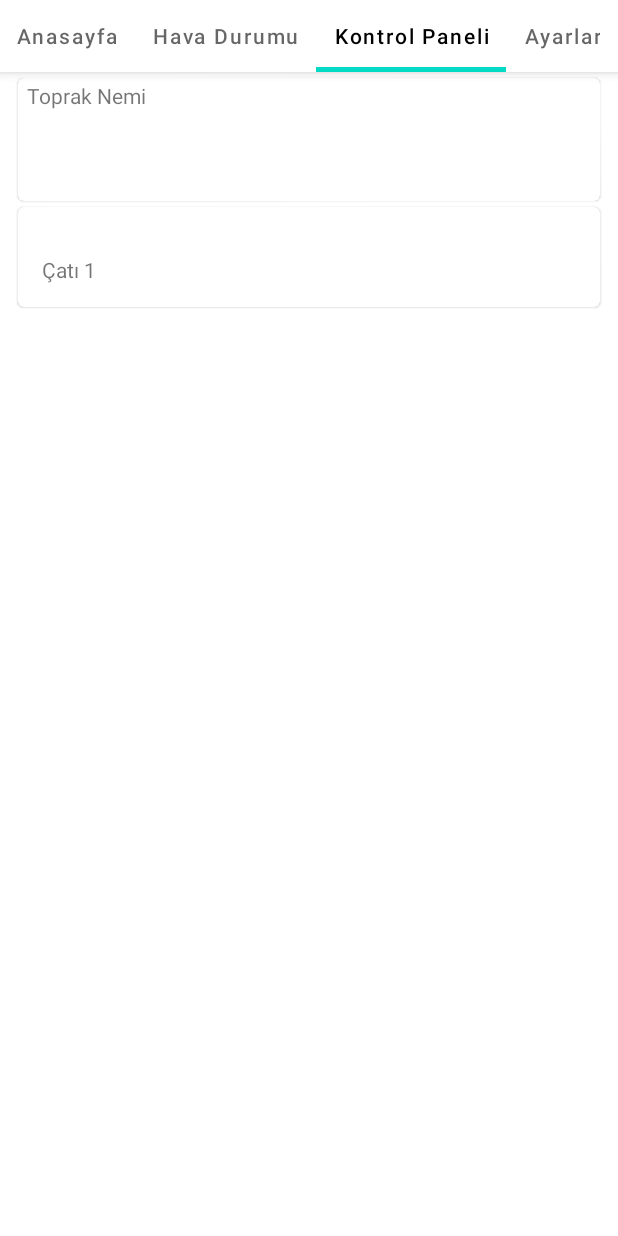
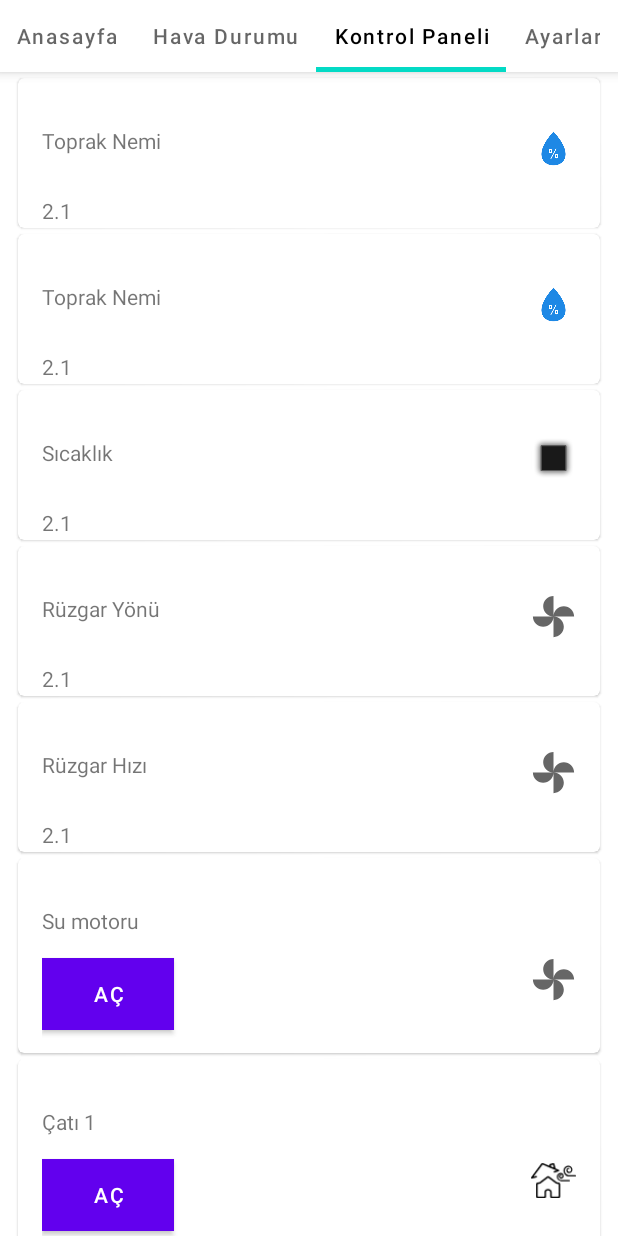
Before and after one commit to slngl/sera_otomasyonu_comuagro, an Android app: the DashboardBaseFragment screen opened through its navigation route, tab 3 chosen, on a phone screen of 412 x 824 dp. Run offline under Robolectric (Android 15) with nearby library versions, the phone set to English and light mode, and no system bars; our stand-ins replace Dagger/Hilt's generated code, data binding; pictures from the network do not load.

Commit message:
some static items added for control panel

```diff
--- a/app/src/main/java/com/agrocomu/seraotomasyonu/entity/ControlPanelAdapterItem.kt
+++ b/app/src/main/java/com/agrocomu/seraotomasyonu/entity/ControlPanelAdapterItem.kt
@@ -7,6 +7,7 @@ data class ControlPanelAdapterItem(
     val sendMessage: String? = null,
     val readMessage: String? = null,
     val amount: Double? = null, //for READ_DATA
+    val imageResource: Int? = null,
     val controlPanelAdapterItemType: ControlPanelAdapterItemType
 )
 
--- a/app/src/main/java/com/agrocomu/seraotomasyonu/ui/adapter/ControlPanelAdapter.kt
+++ b/app/src/main/java/com/agrocomu/seraotomasyonu/ui/adapter/ControlPanelAdapter.kt
@@ -70,6 +70,10 @@ class ControlPanelAdapter : RecyclerView.Adapter<RecyclerView.ViewHolder>() {
 class ContolPanelReadDataViewHolder(val binding: ItemControlPanelReadDataBinding) :
     RecyclerView.ViewHolder(binding.root) {
     fun bindTo(item: ControlPanelAdapterItem?) {
+        if (item?.imageResource != null) {
+            binding.imageView.setImageResource(item.imageResource)
+        }
+        binding.tvAmount.text = item?.amount.toString()
         binding.tvTitle.text = item?.title
     }
 }
@@ -78,6 +82,8 @@ class ControlPanelSendDataViewHolder(val binding: ItemControlPanelSendDataBindin
     RecyclerView.ViewHolder(binding.root) {
     fun bindTo(item: ControlPanelAdapterItem?) {
         binding.tvTitle.text = item?.title
-
+        if (item?.imageResource != null) {
+            binding.imageView.setImageResource(item.imageResource)
+        }
     }
 }
--- a/app/src/main/java/com/agrocomu/seraotomasyonu/ui/viewModel/MainBaseViewModel.kt
+++ b/app/src/main/java/com/agrocomu/seraotomasyonu/ui/viewModel/MainBaseViewModel.kt
@@ -45,9 +45,6 @@ class MainBaseViewModel @Inject constructor() : ViewModel() {
         val returnData = mutableListOf<ControlPanelAdapterItem>()
 
         //soil humiduty
-        BluetoothControl.btWrite("a")
-//        val msg1 = BluetoothControl.btRead()
-
         returnData.add(
             ControlPanelAdapterItem(
                 "Toprak Nemi",
@@ -56,12 +53,81 @@ class MainBaseViewModel @Inject constructor() : ViewModel() {
                 null,
                 "msg1",
                 2.1,
+                R.drawable.ic_humidity,
                 ControlPanelAdapterItemType.READ_DATA
             )
         )
 
+        //ambient humiduty
+        returnData.add(
+            ControlPanelAdapterItem(
+                "Toprak Nemi",
+                "Serada toprağın nem oranını gözterir, su ihtiyacı hakkında fikir verir.",
+                null,
+                null,
+                "msg1",
+                2.1,
+                R.drawable.ic_humidity,
+                ControlPanelAdapterItemType.READ_DATA
+            )
+        )
+
+        //temp
+        returnData.add(
+            ControlPanelAdapterItem(
+                "Sıcaklık",
+                "Sera sıcaklığını gösterir.",
+                null,
+                null,
+                "msg1",
+                2.1,
+                null,
+                ControlPanelAdapterItemType.READ_DATA
+            )
+        )
+
+        //wind rotate
+        returnData.add(
+            ControlPanelAdapterItem(
+                "Rüzgar Yönü",
+                "Rüzgar yönünü gösterir.",
+                null,
+                null,
+                "msg1",
+                2.1,
+                R.drawable.ic_baseline_toys_24,
+                ControlPanelAdapterItemType.READ_DATA
+            )
+        )
+        //wind speed
+        returnData.add(
+            ControlPanelAdapterItem(
+                "Rüzgar Hızı",
+                "Rüzgar hızını gösterir.",
+                null,
+                null,
+                "msg1",
+                2.1,
+                R.drawable.ic_baseline_toys_24,
+                ControlPanelAdapterItemType.READ_DATA
+            )
+        )
+        //water engine
+        returnData.add(
+            ControlPanelAdapterItem(
+                "Su motoru",
+                "Seranın sulama durumunu gösterir.",
+                "Açık",
+                null,
+                "msg1",
+                2.1,
+                R.drawable.ic_baseline_toys_24,
+                ControlPanelAdapterItemType.SEND_DATA
+            )
+        )
+
         //first roof
-        BluetoothControl.btWrite("v")
+//        BluetoothControl.btWrite("v")
         returnData.add(
             ControlPanelAdapterItem(
                 "Çatı 1",
@@ -70,6 +136,21 @@ class MainBaseViewModel @Inject constructor() : ViewModel() {
                 null,
                 "v",
                 null,
+                R.drawable.ic_broken_roof,
+                ControlPanelAdapterItemType.SEND_DATA
+            )
+        )
+
+        //second roof
+        returnData.add(
+            ControlPanelAdapterItem(
+                "Çatı 2",
+                "İki numaralı çatının havalandırma için açık veya olduğunu gösterir. Çatı durumunu buradan kontrol edebilirsiniz.",
+                "Açık",
+                null,
+                "v",
+                null,
+                R.drawable.ic_broken_roof,
                 ControlPanelAdapterItemType.SEND_DATA
             )
         )
--- a/app/src/main/res/layout/item_control_panel_read_data.xml
+++ b/app/src/main/res/layout/item_control_panel_read_data.xml
@@ -7,15 +7,15 @@
     android:layout_height="wrap_content"
     android:layout_marginStart="12dp"
     android:layout_marginTop="4dp"
+    app:cornerRadius="8dp"
     android:layout_marginEnd="12dp">
 
     <androidx.constraintlayout.widget.ConstraintLayout
         android:layout_width="match_parent"
-        android:layout_height="82dp"
-        android:nestedScrollingEnabled="true"
-        android:paddingStart="6dp"
-        android:paddingTop="2dp"
-        android:paddingEnd="6dp">
+        android:layout_height="wrap_content"
+        android:paddingStart="16dp"
+        android:paddingTop="32dp"
+        android:paddingEnd="16dp">
 
 
         <com.google.android.material.textview.MaterialTextView
@@ -24,6 +24,7 @@
             android:layout_height="wrap_content"
             android:ellipsize="end"
             android:maxLines="1"
+            app:layout_constraintEnd_toEndOf="parent"
             app:layout_constraintStart_toStartOf="parent"
             app:layout_constraintTop_toTopOf="parent"
             tools:text="Toprak Nemi" />
@@ -49,6 +50,17 @@
             tools:text="41.024"
             app:layout_constraintStart_toStartOf="@+id/tvDesc"
             app:layout_constraintTop_toBottomOf="@+id/tvDesc" />
+
+        <ImageView
+            android:id="@+id/imageView"
+            android:layout_width="30dp"
+            android:layout_height="30dp"
+            app:layout_constraintBottom_toBottomOf="parent"
+            app:layout_constraintEnd_toEndOf="parent"
+            app:layout_constraintTop_toTopOf="parent"
+            app:layout_constraintVertical_bias="0.0"
+            app:srcCompat="@android:drawable/alert_dark_frame" />
+
     </androidx.constraintlayout.widget.ConstraintLayout>
 </com.google.android.material.card.MaterialCardView>
 </layout>
--- a/app/src/main/res/layout/item_control_panel_send_data.xml
+++ b/app/src/main/res/layout/item_control_panel_send_data.xml
@@ -29,6 +29,16 @@
             app:layout_constraintTop_toTopOf="parent"
             tools:text="Team First" />
 
+        <com.google.android.material.button.MaterialButton
+            android:id="@+id/btChangeState"
+            android:layout_width="wrap_content"
+            android:layout_height="wrap_content"
+            android:text="AÇ"
+            android:background="@color/design_default_color_background"
+            app:layout_constraintBottom_toBottomOf="parent"
+            app:layout_constraintStart_toStartOf="parent"
+            app:layout_constraintTop_toBottomOf="@+id/tvTitle" />
+
 
         <View
             android:id="@+id/viewLine"
@@ -38,7 +48,17 @@
             app:layout_constraintBottom_toBottomOf="parent"
             app:layout_constraintEnd_toEndOf="parent"
             app:layout_constraintStart_toStartOf="parent"
-            app:layout_constraintTop_toBottomOf="@id/tvTitle" />
+            app:layout_constraintTop_toBottomOf="@id/btChangeState"
+            app:layout_constraintVertical_bias="0.0" />
+
+        <ImageView
+            android:id="@+id/imageView"
+            android:layout_width="30dp"
+            android:layout_height="30dp"
+            app:layout_constraintBottom_toBottomOf="parent"
+            app:layout_constraintEnd_toEndOf="parent"
+            app:layout_constraintTop_toTopOf="parent"
+            app:srcCompat="@android:drawable/alert_dark_frame" />
 
     </androidx.constraintlayout.widget.ConstraintLayout>
 </com.google.android.material.card.MaterialCardView>
```
Also changed, not shown: app/src/main/res/drawable-v24/ic_humidity.png (added).
